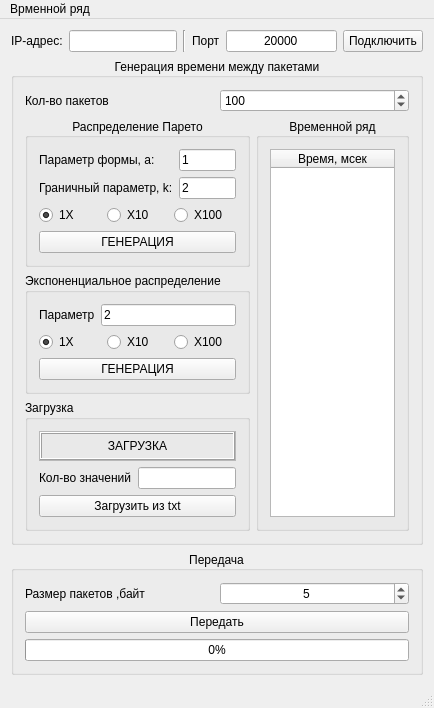
This is tcp_hurst/mainwindow.ui in svetloffyaroslav/HurstBurst as Qt 5 draws it before an edit. The edited form follows.
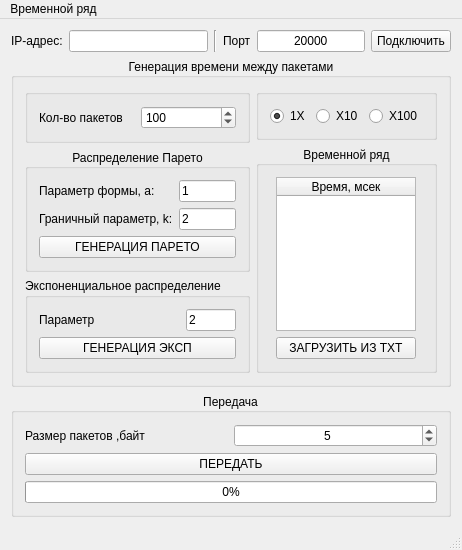
This is the edited form.

```diff
--- a/tcp_hurst/mainwindow.ui
+++ b/tcp_hurst/mainwindow.ui
@@ -6,17 +6,15 @@
    <rect>
     <x>0</x>
     <y>0</y>
-    <width>403</width>
-    <height>684</height>
+    <width>415</width>
+    <height>498</height>
    </rect>
   </property>
   <property name="windowTitle">
    <string>HURST BURST | TCP client</string>
   </property>
   <widget class="QWidget" name="centralWidget">
-   <layout class="QGridLayout" name="gridLayout_24">
-    <item row="0" column="0">
-     <layout class="QGridLayout" name="gridLayout_22">
+   <layout class="QGridLayout" name="gridLayout_14">
       <item row="0" column="0">
        <layout class="QGridLayout" name="gridLayout_21">
         <item row="0" column="0">
@@ -66,11 +64,7 @@
             </property>
            </widget>
           </item>
-         </layout>
-        </item>
-       </layout>
-      </item>
-      <item row="0" column="1">
+        <item row="0" column="2">
        <widget class="QPushButton" name="pushButton_ConnectOrDisconnect">
         <property name="text">
          <string>Подключить</string>
@@ -82,6 +76,8 @@
       </item>
      </layout>
     </item>
+     </layout>
+    </item>
     <item row="1" column="0">
      <widget class="QGroupBox" name="groupBox_Pareto">
       <property name="title">
@@ -90,9 +86,44 @@
       <property name="alignment">
        <set>Qt::AlignCenter</set>
       </property>
-      <layout class="QGridLayout" name="gridLayout_25">
+      <layout class="QGridLayout" name="gridLayout_22">
+       <item row="0" column="0">
+        <layout class="QGridLayout" name="gridLayout_16">
+         <item row="0" column="0">
+          <widget class="QGroupBox" name="groupBox_4">
+           <property name="title">
+            <string/>
+           </property>
+           <layout class="QGridLayout" name="gridLayout_15">
+            <item row="0" column="0">
+             <layout class="QGridLayout" name="gridLayout_17">
+              <item row="0" column="0">
+               <widget class="QLabel" name="label_8">
+                <property name="text">
+                 <string>Кол-во пакетов</string>
+                </property>
+               </widget>
+              </item>
+              <item row="0" column="1">
+               <widget class="QSpinBox" name="spinBox_parametr_N">
+                <property name="minimum">
+                 <number>1</number>
+                </property>
+                <property name="maximum">
+                 <number>1500</number>
+                </property>
+                <property name="value">
+                 <number>100</number>
+                </property>
+               </widget>
+              </item>
+             </layout>
+            </item>
+           </layout>
+          </widget>
+         </item>
        <item row="1" column="0">
-        <layout class="QGridLayout" name="gridLayout_9">
+          <layout class="QGridLayout" name="gridLayout_3">
          <item row="0" column="0">
           <widget class="QGroupBox" name="groupBox">
            <property name="title">
@@ -143,40 +174,9 @@
              </layout>
             </item>
             <item row="1" column="0" colspan="2">
-             <layout class="QGridLayout" name="gridLayout">
-              <item row="0" column="2">
-               <widget class="QRadioButton" name="radioButton_X100">
-                <property name="text">
-                 <string>X100</string>
-                </property>
-               </widget>
-              </item>
-              <item row="0" column="1">
-               <widget class="QRadioButton" name="radioButton_X10">
-                <property name="text">
-                 <string>X10</string>
-                </property>
-                <property name="checked">
-                 <bool>false</bool>
-                </property>
-               </widget>
-              </item>
-              <item row="0" column="0">
-               <widget class="QRadioButton" name="radioButton_1X">
-                <property name="text">
-                 <string>1X</string>
-                </property>
-                <property name="checked">
-                 <bool>true</bool>
-                </property>
-               </widget>
-              </item>
-             </layout>
-            </item>
-            <item row="2" column="0" colspan="2">
              <widget class="QPushButton" name="pushButton_GenPareto">
               <property name="text">
-               <string>ГЕНЕРАЦИЯ</string>
+                 <string>ГЕНЕРАЦИЯ ПАРЕТО</string>
               </property>
              </widget>
             </item>
@@ -202,6 +202,12 @@
                 </item>
                 <item row="0" column="1">
                  <widget class="QLineEdit" name="lineEdit_parametr_L">
+                    <property name="maximumSize">
+                     <size>
+                      <width>50</width>
+                      <height>16777215</height>
+                     </size>
+                    </property>
                   <property name="text">
                    <string>2</string>
                   </property>
@@ -210,40 +216,9 @@
                </layout>
               </item>
               <item row="1" column="0">
-               <layout class="QGridLayout" name="gridLayout_3">
-                <item row="0" column="2">
-                 <widget class="QRadioButton" name="radioButton_X100_exp">
-                  <property name="text">
-                   <string>X100</string>
-                  </property>
-                 </widget>
-                </item>
-                <item row="0" column="1">
-                 <widget class="QRadioButton" name="radioButton_X10_exp">
-                  <property name="text">
-                   <string>X10</string>
-                  </property>
-                  <property name="checked">
-                   <bool>false</bool>
-                  </property>
-                 </widget>
-                </item>
-                <item row="0" column="0">
-                 <widget class="QRadioButton" name="radioButton_1X_exp">
-                  <property name="text">
-                   <string>1X</string>
-                  </property>
-                  <property name="checked">
-                   <bool>true</bool>
-                  </property>
-                 </widget>
-                </item>
-               </layout>
-              </item>
-              <item row="2" column="0">
                <widget class="QPushButton" name="pushButton_GenExp">
                 <property name="text">
-                 <string>ГЕНЕРАЦИЯ</string>
+                   <string>ГЕНЕРАЦИЯ ЭКСП</string>
                 </property>
                </widget>
               </item>
@@ -252,95 +227,53 @@
            </layout>
           </widget>
          </item>
-         <item row="2" column="0">
-          <widget class="QGroupBox" name="groupBox_2">
-           <property name="title">
-            <string>Загрузка</string>
-           </property>
+          </layout>
+         </item>
+        </layout>
+       </item>
+       <item row="0" column="1">
            <layout class="QGridLayout" name="gridLayout_13">
             <item row="0" column="0">
-             <layout class="QGridLayout" name="gridLayout_16">
-              <item row="0" column="0">
-               <widget class="QFrame" name="frame_IndicatorOfDownload">
-                <property name="minimumSize">
-                 <size>
-                  <width>0</width>
-                  <height>30</height>
-                 </size>
-                </property>
-                <property name="maximumSize">
-                 <size>
-                  <width>16777215</width>
-                  <height>30</height>
-                 </size>
-                </property>
-                <property name="frameShape">
-                 <enum>QFrame::StyledPanel</enum>
-                </property>
-                <property name="frameShadow">
-                 <enum>QFrame::Raised</enum>
-                </property>
-                <layout class="QGridLayout" name="gridLayout_14">
-                 <property name="leftMargin">
-                  <number>0</number>
-                 </property>
-                 <property name="topMargin">
-                  <number>0</number>
-                 </property>
-                 <property name="rightMargin">
-                  <number>0</number>
-                 </property>
-                 <property name="bottomMargin">
-                  <number>0</number>
-                 </property>
+          <widget class="QGroupBox" name="groupBox_2">
+           <property name="title">
+            <string/>
+           </property>
+           <layout class="QGridLayout" name="gridLayout_9">
                  <item row="0" column="0">
-                  <widget class="QLabel" name="label_10">
-                   <property name="frameShape">
-                    <enum>QFrame::Box</enum>
-                   </property>
-                   <property name="frameShadow">
-                    <enum>QFrame::Raised</enum>
-                   </property>
+             <layout class="QGridLayout" name="gridLayout">
+              <item row="0" column="2">
+               <widget class="QRadioButton" name="radioButton_X100">
                    <property name="text">
-                    <string>ЗАГРУЗКА</string>
-                   </property>
-                   <property name="alignment">
-                    <set>Qt::AlignCenter</set>
-                   </property>
-                  </widget>
-                 </item>
-                </layout>
-               </widget>
-              </item>
-              <item row="1" column="0">
-               <layout class="QGridLayout" name="gridLayout_15">
-                <item row="0" column="0">
-                 <widget class="QLabel" name="label_9">
-                  <property name="text">
-                   <string>Кол-во значений</string>
+                 <string>X100</string>
                   </property>
                  </widget>
                 </item>
                 <item row="0" column="1">
-                 <widget class="QLineEdit" name="lineEdit_3"/>
-                </item>
-                <item row="1" column="0" colspan="2">
-                 <widget class="QPushButton" name="pushButton_2">
+               <widget class="QRadioButton" name="radioButton_X10">
+                <property name="text">
+                 <string>X10</string>
+                </property>
+                <property name="checked">
+                 <bool>false</bool>
+                </property>
+               </widget>
+              </item>
+              <item row="0" column="0">
+               <widget class="QRadioButton" name="radioButton_1X">
                   <property name="text">
-                   <string>Загрузить из txt</string>
-                  </property>
+                 <string>1X</string>
+                </property>
+                <property name="checked">
+                 <bool>true</bool>
+                </property>
                  </widget>
                 </item>
                </layout>
               </item>
              </layout>
-            </item>
-           </layout>
           </widget>
          </item>
-        </layout>
-       </item>
-       <item row="1" column="1">
+         <item row="1" column="0">
         <widget class="QGroupBox" name="groupBox_TimeRow">
          <property name="enabled">
           <bool>true</bool>
@@ -359,13 +292,13 @@
             </property>
             <property name="minimumSize">
              <size>
-              <width>125</width>
+                <width>140</width>
               <height>0</height>
              </size>
             </property>
             <property name="maximumSize">
              <size>
-              <width>125</width>
+                <width>140</width>
               <height>16777215</height>
              </size>
             </property>
@@ -388,29 +321,14 @@
             </column>
            </widget>
           </item>
-         </layout>
-        </widget>
-       </item>
-       <item row="0" column="0" colspan="2">
-        <layout class="QGridLayout" name="gridLayout_17">
-         <item row="0" column="0">
-          <widget class="QLabel" name="label_8">
+            <item row="1" column="0">
+             <widget class="QPushButton" name="pushButton_DownloadFromTXT">
            <property name="text">
-            <string>Кол-во пакетов</string>
+               <string>ЗАГРУЗИТЬ ИЗ TXT</string>
            </property>
           </widget>
          </item>
-         <item row="0" column="1">
-          <widget class="QSpinBox" name="spinBox_parametr_N">
-           <property name="minimum">
-            <number>1</number>
-           </property>
-           <property name="maximum">
-            <number>1500</number>
-           </property>
-           <property name="value">
-            <number>100</number>
-           </property>
+           </layout>
           </widget>
          </item>
         </layout>
@@ -470,10 +388,10 @@
        <item row="1" column="0" colspan="2">
         <widget class="QPushButton" name="pushButton_Transmit">
          <property name="text">
-          <string>Передать</string>
+          <string>ПЕРЕДАТЬ</string>
          </property>
          <property name="checkable">
-          <bool>true</bool>
+          <bool>false</bool>
          </property>
         </widget>
        </item>
@@ -494,13 +412,13 @@
     <rect>
      <x>0</x>
      <y>0</y>
-     <width>403</width>
-     <height>18</height>
+     <width>415</width>
+     <height>21</height>
     </rect>
    </property>
    <widget class="QMenu" name="menu">
     <property name="title">
-     <string>Врменной ряд</string>
+     <string>Временной ряд</string>
     </property>
     <addaction name="action_SaveTime"/>
    </widget>
```
Left out of the diff: 6 changed lines with no effect on the pictures. Lines whose indentation alone changed are shown as unchanged.
